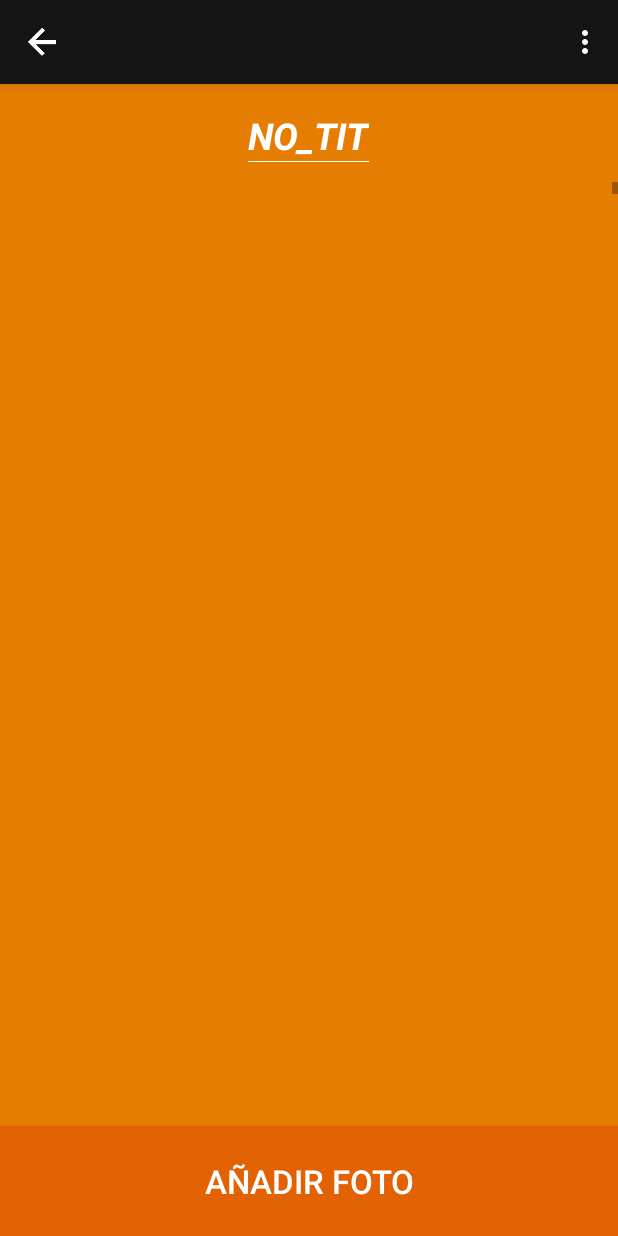
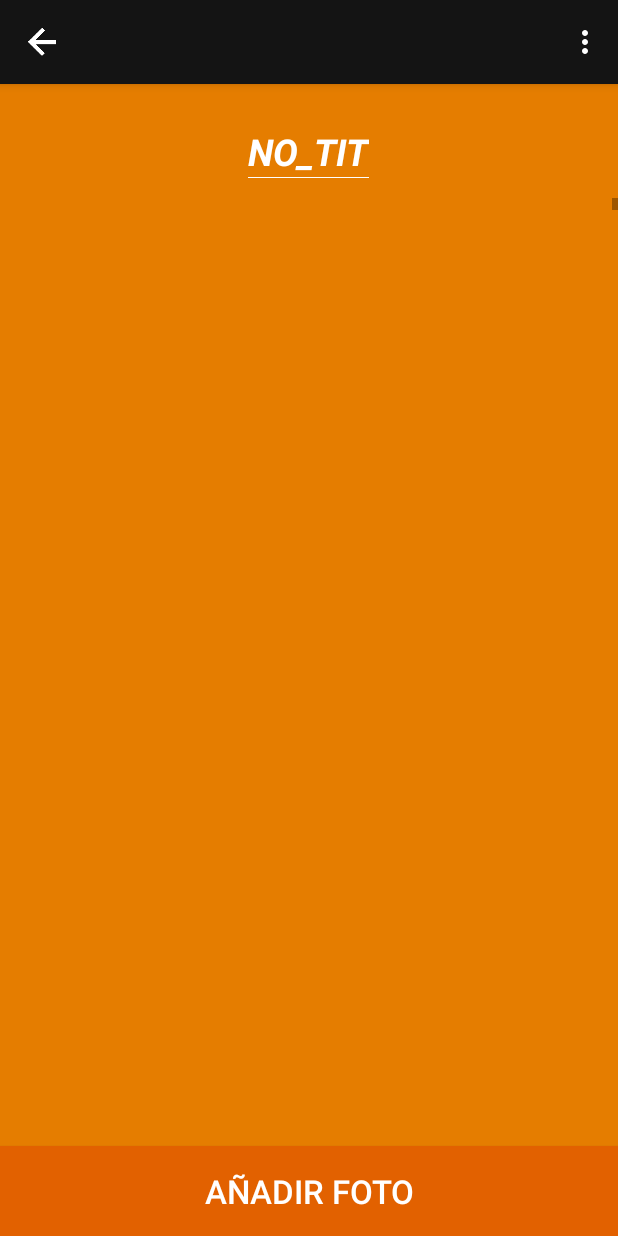
Before and after one commit to Domiciano/LeishmaniasisST, an Android app: the VistaPreviaFotoActivity screen opened directly, with no data from a screen before it, on a phone screen of 412 x 824 dp. Run offline under Robolectric (Android 15) with nearby library versions, the phone set to English and light mode, and no system bars; 1 statement that could not run was skipped.

Commit message:
Actualizacion a SDK 26

```diff
--- a/app/src/main/java/icesi/i2t/leishmaniasisst/bodylocations/TroncoActivity.java
+++ b/app/src/main/java/icesi/i2t/leishmaniasisst/bodylocations/TroncoActivity.java
@@ -15,7 +15,6 @@ import android.support.v4.app.ActivityCompat;
 import android.support.v4.app.FragmentTransaction;
 import android.support.v4.content.ContextCompat;
 import android.support.v7.app.AppCompatActivity;
-import android.support.v7.internal.widget.ViewStubCompat;
 import android.support.v7.widget.Toolbar;
 import android.util.DisplayMetrics;
 import android.view.Menu;
--- a/app/src/main/res/layout/preview_activity.xml
+++ b/app/src/main/res/layout/preview_activity.xml
@@ -30,8 +30,8 @@
             android:layout_width="match_parent"
             android:layout_height="match_parent"
             android:orientation="vertical"
-            android:layout_marginTop="80px"
-            android:layout_marginBottom="110px"
+            android:layout_marginTop="64dp"
+            android:layout_marginBottom="60dp"
             >
 
 
@@ -84,7 +84,7 @@
             android:textColor="#FFF"
             android:background="@color/botones_background"
             android:textSize="10pt"
-            android:layout_height="110px"
+            android:layout_height="60dp"
             android:text="AÑADIR FOTO"
             android:layout_alignParentBottom="true"
             android:onClick="doAction"
--- a/app/src/main/res/layout/thumbnails_activity.xml
+++ b/app/src/main/res/layout/thumbnails_activity.xml
@@ -90,9 +90,9 @@
                 android:background="@color/botones_background"
                 android:layout_gravity="center"
                 android:textColor="#FFF"
-                android:paddingLeft="40px"
-                android:paddingRight="40px"
-                android:layout_marginBottom="40px"
+                android:paddingLeft="20dp"
+                android:paddingRight="20dp"
+                android:layout_marginBottom="20dp"
                 style="?android:attr/borderlessButtonStyle"
                 android:text="Nueva Foto"
                 android:onClick="nuevaFoto"
```
